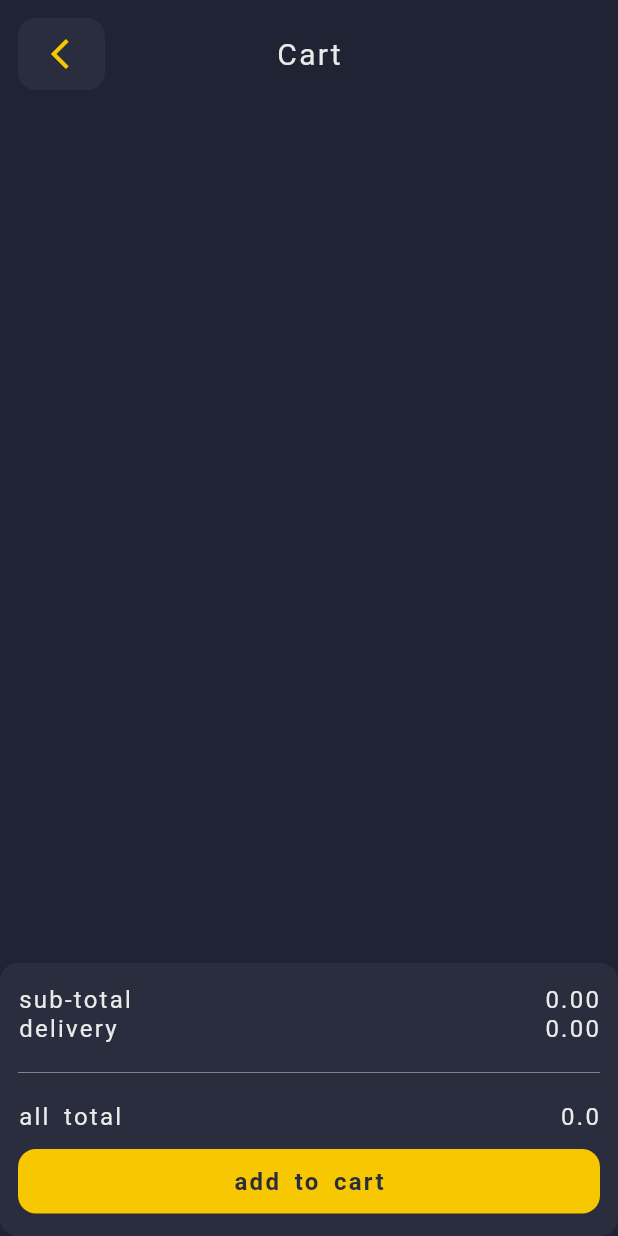
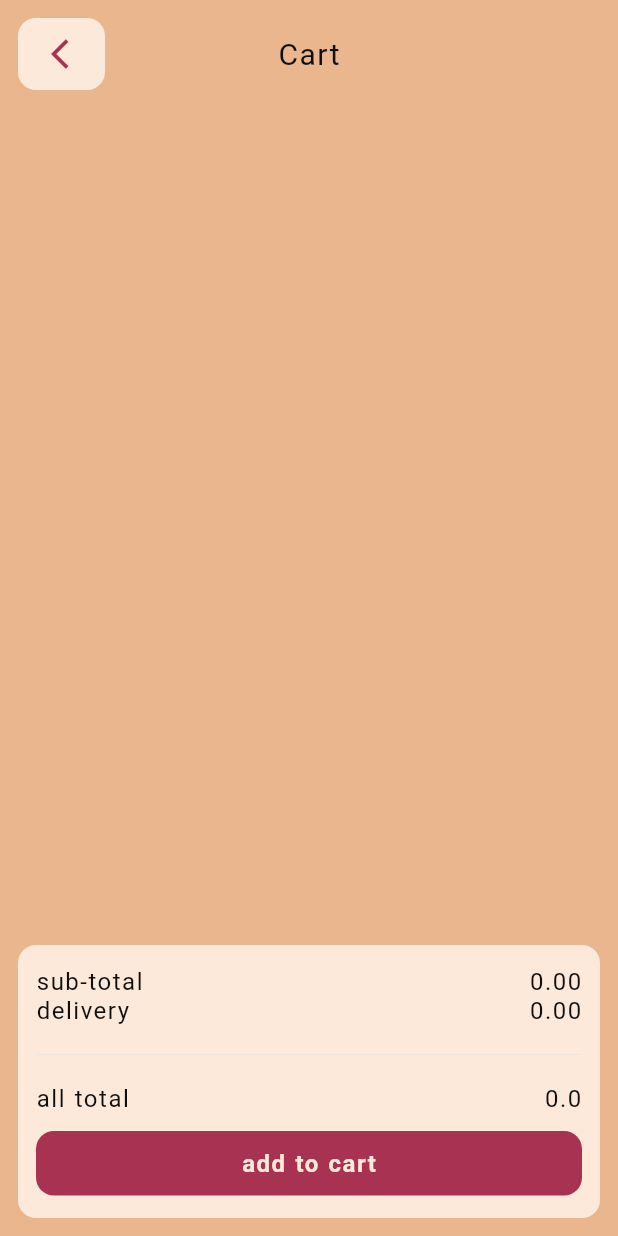
Before and after one commit to evgesha1247/eda2, a Flutter app: the DishDetaild screen opened directly, after a tap on "show cart", on a phone screen of 412 x 824 dp. Run offline on Flutter 3.47's test engine with Material 2 defaults, Android fonts, the phone set to English and light mode, and no system bars; our stand-ins replace flutter_slidable, hive, hive_flutter; missing offline and left inert: bottom_nav_bar; accounts and stored records are empty; statements that could not run were skipped.

Commit message:
поменля цвета и стили

```diff
--- a/lib/ui/screens/cart_screen/cart_screen.dart
+++ b/lib/ui/screens/cart_screen/cart_screen.dart
@@ -3,9 +3,6 @@ import 'package:flutter_slidable/flutter_slidable.dart';
 import 'package:provider/provider.dart';
 import 'package:text/object/cart_object.dart';
 import 'package:text/ui/theme/theme_app.dart';
-
-import '../../../object/dish_object.dart';
-import '../dish_detailed_screen/dish_detailed_model.dart';
 
 class CartScreen extends StatelessWidget {
   const CartScreen({Key? key}) : super(key: key);
@@ -14,21 +11,21 @@ class CartScreen extends StatelessWidget {
     final cart = context.watch<CartModel>();
     return Scaffold(
       body: SafeArea(
+        child: Padding(
+          padding: const EdgeInsets.all(ThemeApp.kInterval),
           child: Column(
             children: [
               Stack(
                 alignment: Alignment.center,
                 children: [
-                const Padding(
-                  padding: EdgeInsets.all(ThemeApp.kInterval),
-                  child: Align(
+                  const Align(
                     alignment: Alignment.centerLeft,
                     child: _CartButtonBack(),
-                  ),
                   ),
                   Text('Cart', style: ThemeApp.style(size: 20)),
                 ],
               ),
+              const SizedBox(height: ThemeApp.kInterval),
               Expanded(
                 child: ListView.builder(
                   itemCount: cart.cartItem.length,
@@ -37,8 +34,10 @@ class CartScreen extends StatelessWidget {
                   },
                 ),
               ),
+              const SizedBox(height: ThemeApp.kInterval),
               const _BottnCart(),
             ],
+          ),
         ),
       ),
     );
@@ -52,11 +51,6 @@ class _CartRows extends StatelessWidget {
   Widget build(BuildContext context) {
     final cartModel = context.watch<CartModel>();
     final dishkey = cartModel.cartItem.entries.toList()[index].key;
-
-    void doNothing(BuildContext context) {
-      cartModel.delete(dishkey);
-    }
-
     return Padding(
       padding: const EdgeInsets.only(bottom: ThemeApp.kInterval),
       child: Slidable(
@@ -78,7 +72,10 @@ class _CartRows extends StatelessWidget {
           ],
         ),
         child: Container(
-          decoration: ThemeApp.decoration(),
+          decoration: BoxDecoration(
+            borderRadius: ThemeApp.decoration(),
+            color: ThemeApp.kFrontColor,
+          ),
           clipBehavior: Clip.hardEdge,
           child: Row(
             children: [
@@ -146,7 +143,10 @@ class _BottnCart extends StatelessWidget {
     final cart = context.watch<CartModel>();
     final promotions = cart.promotions();
     return Container(
-      decoration: ThemeApp.decoration(),
+      decoration: BoxDecoration(
+        color: ThemeApp.kFrontColor,
+        borderRadius: ThemeApp.decoration(),
+      ),
       padding: const EdgeInsets.symmetric(
         vertical: 15,
         horizontal: ThemeApp.kInterval,
@@ -190,7 +190,10 @@ class _BottnCart extends StatelessWidget {
             child: Container(
               padding: const EdgeInsets.symmetric(vertical: ThemeApp.kInterval),
               width: double.infinity,
-              decoration: ThemeApp.decoration(colors: ThemeApp.kAccent),
+              decoration: BoxDecoration(
+                color: ThemeApp.kAccent,
+                borderRadius: ThemeApp.decoration(),
+              ),
               child: Center(
                 child: Text(
                   'add to cart',
@@ -216,7 +219,10 @@ class _CartButtonBack extends StatelessWidget {
     return GestureDetector(
       onTap: () => model.showMenu(context),
       child: Container(
-        decoration: ThemeApp.decoration(),
+        decoration: BoxDecoration(
+          borderRadius: ThemeApp.decoration(),
+          color: ThemeApp.kFrontColor,
+        ),
         padding: const EdgeInsets.only(
           top: ThemeApp.kInterval,
           bottom: ThemeApp.kInterval,
--- a/lib/ui/screens/dish_detailed_screen/dish_detailed_model.dart
+++ b/lib/ui/screens/dish_detailed_screen/dish_detailed_model.dart
@@ -1,9 +1,6 @@
-import 'package:flutter/foundation.dart';
 import 'package:flutter/material.dart';
 import 'package:hive/hive.dart';
 import 'package:text/ui/navigations/main_navigation.dart';
-import 'package:text/ui/screens_factory.dart/widget_factory.dart';
-
 import '../../../object/dish_object.dart';
 
 class DishDetailedModel extends ChangeNotifier {
--- a/lib/ui/screens/dish_detailed_screen/dish_detailed_screen.dart
+++ b/lib/ui/screens/dish_detailed_screen/dish_detailed_screen.dart
@@ -64,7 +64,10 @@ class _MarcetWidget extends StatelessWidget {
   @override
   Widget build(BuildContext context) {
     return Container(
-      decoration: ThemeApp.decoration(colors: Colors.white),
+      decoration: BoxDecoration(
+        borderRadius: ThemeApp.decoration(),
+        color: Colors.white,
+      ),
       height: 3.5,
       width: 30,
     );
@@ -107,7 +110,10 @@ class _DishDetailedContainer extends StatelessWidget {
   Widget build(BuildContext context) {
     return Container(
       width: double.infinity,
-      decoration: ThemeApp.decoration(),
+      decoration: BoxDecoration(
+        borderRadius: ThemeApp.decoration(),
+        color: ThemeApp.kFrontColor,
+      ),
       margin: const EdgeInsets.only(top: 60),
       padding: const EdgeInsets.all(ThemeApp.kInterval),
       child: const _DishDetailedContainerText(),
@@ -122,7 +128,6 @@ class _DishDetailedContainerText extends StatelessWidget {
     final model = context.watch<DishDetailedModel>();
     final title = model.dish?.name ?? '## название отсудствует ##';
     final price = model.dish?.price ?? 00;
-
     return Column(
       crossAxisAlignment: CrossAxisAlignment.start,
       mainAxisAlignment: MainAxisAlignment.spaceBetween,
@@ -136,7 +141,10 @@ class _DishDetailedContainerText extends StatelessWidget {
                 child: Text(title,
                     style: ThemeApp.style(size: 22, fW: FontWeight.w500))),
             Container(
-              decoration: ThemeApp.decoration(colors: ThemeApp.kAccent),
+              decoration: BoxDecoration(
+                borderRadius: ThemeApp.decoration(),
+                color: ThemeApp.kAccent,
+              ),
               child: Padding(
                 padding: const EdgeInsets.all(ThemeApp.kInterval),
                 child: Text(
@@ -163,10 +171,7 @@ class _ButtBookmark extends StatelessWidget {
     final model = context.watch<DishDetailedModel>();
     final isFovarit = model.dish?.isFovarit ?? false;
     return GestureDetector(
-      onTap: () {
-        model.toggFovarit();
-        //print(model.dish?.isFovarit);
-      },
+      onTap: () => model.toggFovarit(),
       child: Align(
         alignment: Alignment.topRight,
         child: isFovarit
@@ -191,8 +196,13 @@ class _DishDetailedDescription extends StatelessWidget {
           child: Column(
             crossAxisAlignment: CrossAxisAlignment.start,
             children: [
-              Text('description',
-                  style: ThemeApp.style(size: 22, fW: FontWeight.w500)),
+              Text(
+                'description',
+                style: ThemeApp.style(
+                  size: 22,
+                  fW: FontWeight.w500,
+                ),
+              ),
               const SizedBox(height: ThemeApp.kInterval),
               Text(description, style: ThemeApp.style()),
             ],
@@ -212,10 +222,12 @@ class _DishDetailedButtonBar extends StatelessWidget {
     final dishkey = dishModel.dish?.id ?? '';
     final number = cartModel.namber(dishkey);
     final subTotal = cartModel.subTotal(dishkey).toStringAsFixed(2);
-
     return Container(
       width: double.infinity,
-      decoration: ThemeApp.decoration(),
+      decoration: BoxDecoration(
+        borderRadius: ThemeApp.decoration(),
+        color: ThemeApp.kFrontColor,
+      ),
       child: Padding(
         padding: const EdgeInsets.all(ThemeApp.kInterval),
         child: Column(
@@ -264,7 +276,10 @@ class _DishDetailedButtonBar extends StatelessWidget {
               child: Container(
                 padding: const EdgeInsets.symmetric(vertical: 10),
                 width: double.infinity,
-                decoration: ThemeApp.decoration(colors: ThemeApp.kAccent),
+                decoration: BoxDecoration(
+                  borderRadius: ThemeApp.decoration(),
+                  color: ThemeApp.kAccent,
+                ),
                 child: Center(
                   child: Text(
                     'show cart',
@@ -291,7 +306,10 @@ class _DishDetailedButtonBack extends StatelessWidget {
     return GestureDetector(
       onTap: () => model.showMenu(context),
       child: Container(
-        decoration: ThemeApp.decoration(),
+        decoration: BoxDecoration(
+          borderRadius: ThemeApp.decoration(),
+          color: ThemeApp.kFrontColor,
+        ),
         padding: const EdgeInsets.only(
           top: ThemeApp.kInterval,
           bottom: ThemeApp.kInterval,
--- a/lib/ui/theme/theme_app.dart
+++ b/lib/ui/theme/theme_app.dart
@@ -1,36 +1,36 @@
 import 'package:flutter/material.dart';
 
 abstract class ThemeApp {
-  static const Color kFrontColor = Color.fromARGB(255, 42, 45, 61);
-  //Color.fromARGB(255, 46, 43, 64);
-  static const Color kBGColor = Color.fromARGB(255, 32, 35, 51);
-  static const Color kAccent = Color(0xffF7C701);
-  static const Color kWhite = Color(0xffeaeaea);
+  static const Color kWhite = Color.fromARGB(255, 221, 221, 227);
+  static const Color kBlack = Color.fromARGB(255, 15, 15, 15);
+  static const Color kAccent2 = Color.fromARGB(255, 53, 56, 74);
+  static const Color kAccent = Color.fromARGB(255, 168, 50, 82);
+  static const Color kFrontColor = Color.fromARGB(255, 252, 233, 218);
+  static const Color kBGColor = Color.fromARGB(255, 233, 182, 142);
+  // static const Color kFrontColor = Color.fromARGB(255, 42, 45, 61);
+  // static const Color kBGColor = Color.fromARGB(255, 32, 35, 51);
+  // static const Color kAccent = Color(0xffF7C701);
 
   static const kRadius = 12.0;
   static const kInterval = 12.0;
   static const kHeight = 33.0;
 
-  static decoration({Color colors = kFrontColor}) {
-    return BoxDecoration(
-      color: colors,
-      borderRadius: const BorderRadius.all(
-        Radius.circular(ThemeApp.kRadius),
-      ),
+  static decoration({double radius = ThemeApp.kRadius}) {
+    return BorderRadius.all(
+      Radius.circular(radius),
     );
   }
 
-  static style({
-    double size = 16,
-    FontWeight fW = FontWeight.normal,
-    Color colors = kWhite,
-  }) {
+  static style(
+      {double size = 16,
+      FontWeight fW = FontWeight.normal,
+      Color colors = kBlack}) {
     return TextStyle(
       color: colors,
       fontSize: size,
       fontWeight: fW,
-      letterSpacing: 1.5,
-      wordSpacing: 3.5,
+      letterSpacing: 1,
+      wordSpacing: .9,
     );
   }
 }
```
Also changed, not shown: lib/object/dish_object.dart (+4 -4 lines), lib/ui/screens/favorite_screen/favorite_screen.dart (+39 -34 lines), lib/ui/screens/guiding_screen/guiding_screen.dart (+4 -4 lines), lib/ui/screens/home_screen/home_screen.dart (+11 -11 lines), lib/ui/screens/menu_screnn/menu_screen.dart (+23 -59 lines), lib/ui/widgets/header_widget/header_widget.dart (+6 -2 lines). Lines whose indentation alone changed are shown as unchanged.
